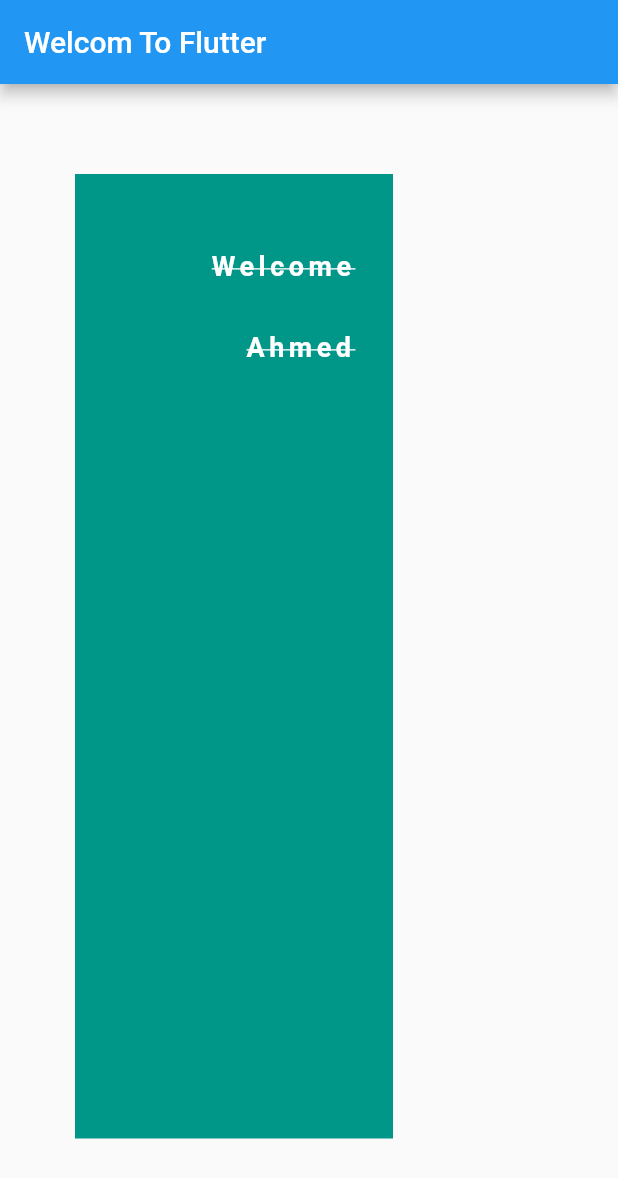
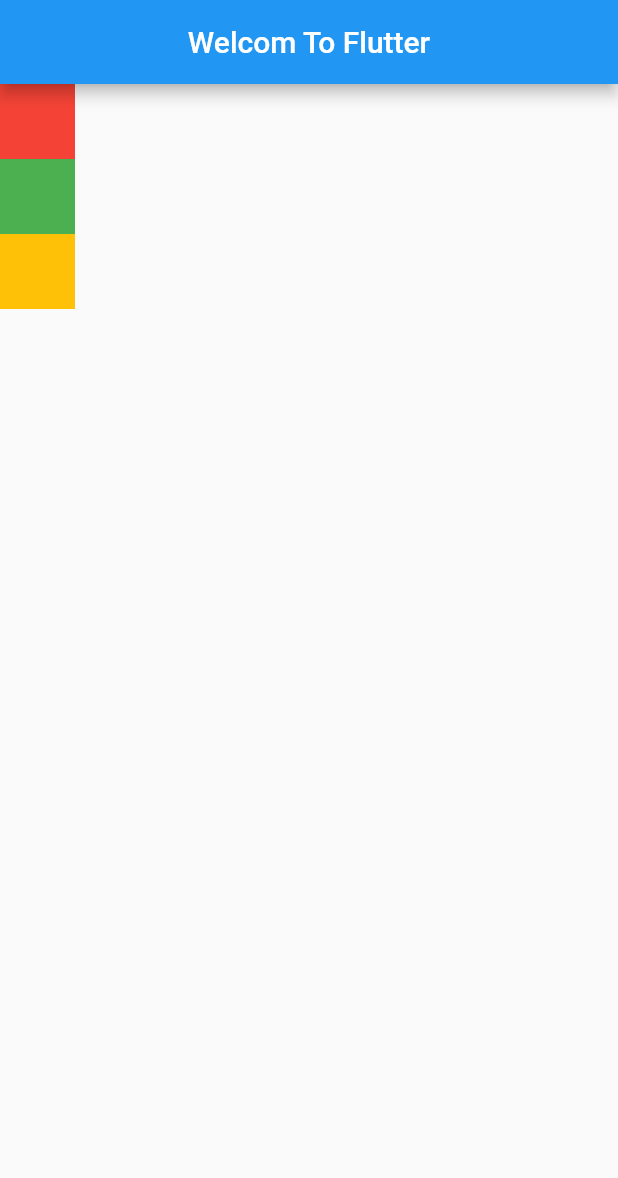
Before and after one commit to Mohammedazzam/flutter_app_002, a Flutter app: the screen it shows after launch, on a phone screen of 412 x 824 dp. Shown: the top 1178 px of the screen. Run offline on Flutter 3.47's test engine with Material 2 defaults, Android fonts, the phone set to English and light mode, and no system bars.

Commit message:
5.12(استخدام ال Column)

```diff
--- a/lib/main.dart
+++ b/lib/main.dart
@@ -22,29 +22,29 @@ class HomeScreen extends StatelessWidget {
     return Scaffold(
       appBar: AppBar(
         title: Text("Welcom To Flutter"),
+        centerTitle: true,
       ),
-      body: Container(
-        color: Colors.teal,
-//        width:350,
-        width:double.infinity,
-//        height: 350,
-        height: double.infinity,
-//        margin: EdgeInsets.all(30),
-//        margin: EdgeInsets.only(left: 50,top: 60),
-        margin: EdgeInsets.only(left: 50,right: 150 ,top: 60,bottom: 65),
-        padding: EdgeInsets.all(25),
-        child: Text("Welcome Ahmed",
-          textAlign: TextAlign.right,
-          style: TextStyle(
-          color: Colors.white,
-          fontSize: 18,
-          fontWeight: FontWeight.bold,
-          letterSpacing: 3,
-          decoration: TextDecoration.lineThrough,
-            height: 3
+      body:Column(
+        children: <Widget>[
+          Container(
+            color: Colors.red,
+            width: 50,
+            height: 50,
 
-        ),),
-      ),
+          ),
+          Container(
+            color: Colors.green,
+            width: 50,
+            height: 50,
+          ),
+          Container(
+            color: Colors.amber,
+            width: 50,
+            height: 50,
+          )
+        ],
+      )
+
     );
   }
 }
```
